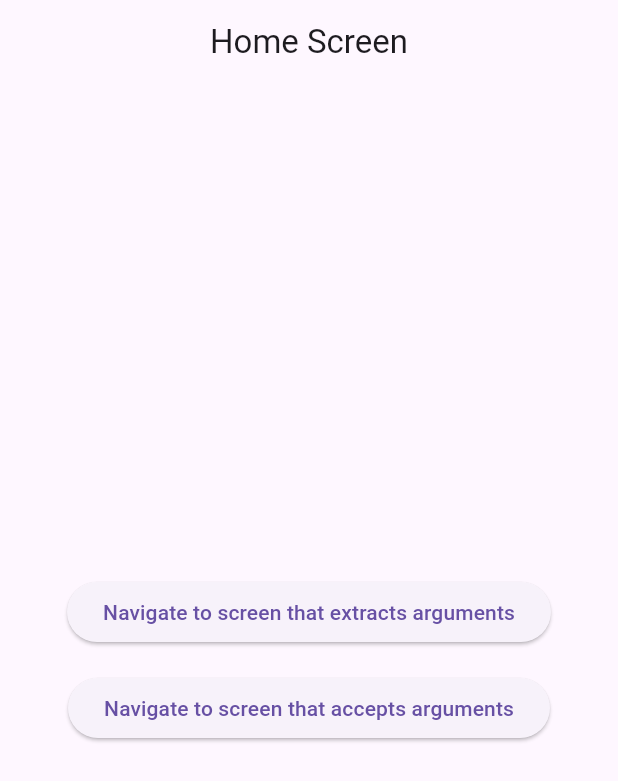
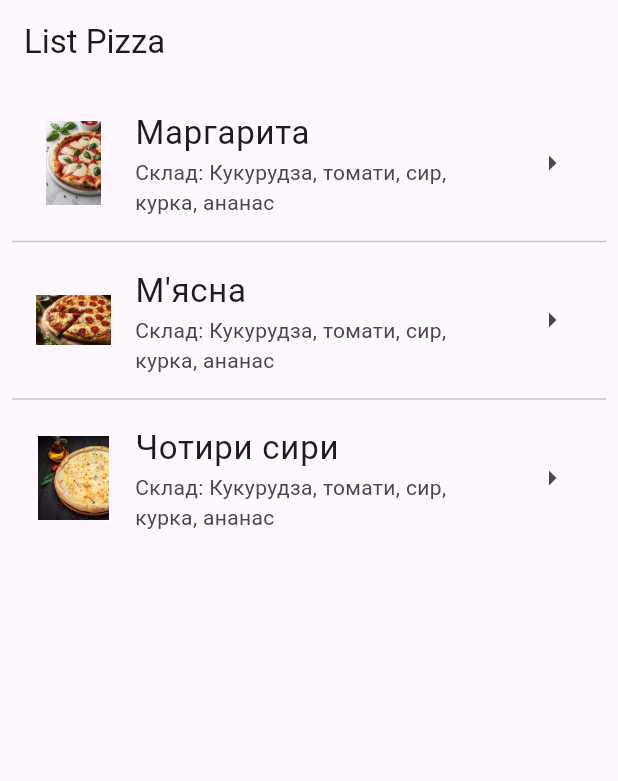
Before and after one commit to oliare/flutter_university, a Flutter app: the screen it shows after launch, on a phone screen of 412 x 824 dp. Shown: the top 781 px of the screen. Run offline on Flutter 3.47's test engine with Material 3 defaults, Android fonts, the phone set to English and light mode, and no system bars.

Commit message:
lab 4(5)

```diff
--- a/flutter_init/lib/main.dart
+++ b/flutter_init/lib/main.dart
@@ -1,131 +1,163 @@
 import 'package:flutter/material.dart';
 
-void main() => runApp(const MyApp());
+class Pizza {
+  final String title;
+  final String description;
+  final String fullDescription;
+  final String url_img;
 
-class ScreenArguments {
-  final String title;
-  final String message;
-
-  ScreenArguments(this.title, this.message);
+  const Pizza(this.title, this.description, this.fullDescription, this.url_img);
 }
 
-class MyApp extends StatelessWidget {
-  const MyApp({super.key});
-
-  @override
-  Widget build(BuildContext context) {
-    return MaterialApp(
-      debugShowCheckedModeBanner: false,
-      title: 'Navigation with Arguments',
-      home: const HomeScreen(),
-      routes: {
-        ExtractArgumentsScreen.routeName: (context) => const ExtractArgumentsScreen(),
-      },
-      onGenerateRoute: (settings) {
-        if (settings.name == PassArgumentsScreen.routeName) {
-          final args = settings.arguments as ScreenArguments;
-          return MaterialPageRoute(
-            builder: (context) => PassArgumentsScreen(
-              title: args.title,
-              message: args.message,
-            ),
-          );
-        }
-        assert(false, 'Need to implement ${settings.name}');
-        return null;
-      },
-    );
-  }
-}
-
-class HomeScreen extends StatelessWidget {
-  const HomeScreen({super.key});
+class PizzaDetail extends StatelessWidget {
+  final Pizza pizzaSelected;
+  const PizzaDetail({super.key, required this.pizzaSelected});
 
   @override
   Widget build(BuildContext context) {
     return Scaffold(
-      appBar: AppBar(title: const Text('Home Screen'), centerTitle: true),
-      body: Center(
+      appBar: AppBar(title: Text(pizzaSelected.title)),
+      body: Padding(
+        padding: const EdgeInsets.all(16.0),
         child: Column(
-          mainAxisAlignment: MainAxisAlignment.center,
+          crossAxisAlignment: CrossAxisAlignment.center,
+          mainAxisAlignment: MainAxisAlignment.start,
           children: [
-            ElevatedButton(
-              onPressed: () {
-                Navigator.pushNamed(
-                  context,
-                  ExtractArgumentsScreen.routeName,
-                  arguments: ScreenArguments(
-                    'Extract Arguments Screen',
-                    'This message is extracted in the build method.',
-                  ),
-                );
-              },
-              child: const Text('Navigate to screen that extracts arguments'),
+            Text(
+              pizzaSelected.title,
+              style: const TextStyle(fontSize: 36, fontWeight: FontWeight.bold, fontFamily: "Nunito"),
             ),
-            const SizedBox(height: 16),
-            ElevatedButton(
-              onPressed: () {
-                Navigator.pushNamed(
-                  context,
-                  PassArgumentsScreen.routeName,
-                  arguments: ScreenArguments(
-                    'Pass Arguments Screen',
-                    'This message is extracted in the onGenerateRoute function.',
-                  ),
-                );
-              },
-              child: const Text('Navigate to screen that accepts arguments'),
+            const SizedBox(height: 10),
+            Image.asset(
+              "assets/images/${pizzaSelected.url_img}",
+              width: 150,
+            ),
+            const SizedBox(height: 10),
+            Text(
+              pizzaSelected.fullDescription,
+              style: const TextStyle(fontSize: 14, fontStyle: FontStyle.italic, fontFamily: "Nunito"),
             ),
           ],
         ),
+      ),
+      floatingActionButton: ElevatedButton(
+        onPressed: () {
+          Navigator.pop(context, pizzaSelected.title);
+        },
+        child: const Icon(Icons.arrow_back),
       ),
     );
   }
 }
 
-class ExtractArgumentsScreen extends StatelessWidget {
-  const ExtractArgumentsScreen({super.key});
-  static const routeName = '/extractArguments';
+final List<Pizza> listReceptionPizza = [
+  Pizza(
+    "Маргарита",
+    "Кукурудза, томати, сир, курка, ананас",
+    "Інгредієнти:\n"
+    "Основа піци: Борошно — 500 г, Дріжджі свіжі — 15 г, Олія — 50 мл, Вода — 320 мл, Сіль за смаком\n\n"
+    "Начинка:\n"
+    "Помідори — 6 шт., Часник — 2 зубчики, Олія — 50 мл, Твердий сир — 250 г, Зелень, Сіль, перець\n\n"
+    "Приготування:\n"
+    "1. Замісити тісто, додати олію та воду, вимішувати до пружності.\n"
+    "2. Накрити серветкою і залишити підходити 1 годину.\n"
+    "3. Розкачати тісто, викласти на присипаний борошном деко.\n"
+    "4. Помідори обдати окропом, зняти шкірку, збити з олією та часником.\n"
+    "5. Намазати соусом тісто, посипати половиною сиру.\n"
+    "6. Викласти помідори кружечками, додати залишок сиру.\n"
+    "7. Випікати при 220°C 15-20 хвилин до золотистої скоринки.",
+    "pizza1.png",
+  ),
+  Pizza(
+    "М'ясна",
+    "Кукурудза, томати, сир, курка, ананас",
+    "Інгредієнти:\n"
+    "Основа піци: Борошно — 500 г, Дріжджі свіжі — 15 г, Вода — 320 мл, Олія — 50 мл, Сіль за смаком\n\n"
+    "Начинка:\n"
+    "Куряче філе — 200 г, Шинка — 100 г, Ковбаса салямі — 50 г, Помідори — 2 шт., Кукурудза — 50 г, Сир твердий — 150 г, Соус томатний — 50 мл, Сіль, перець, зелень\n\n"
+    "Приготування:\n"
+    "1. Приготуйте тісто як для піци Маргарита.\n"
+    "2. Розкачати тісто, викласти на деко.\n"
+    "3. Змастити соусом томатним, посипати сиром.\n"
+    "4. Викласти нарізану курку, шинку, ковбасу, помідори та кукурудзу.\n"
+    "5. Посипати залишком сиру та запікати при 220°C 15-20 хвилин.\n"
+    "6. Подавати гарячою, прикрасивши зеленню.",
+    "pizza2.png",
+  ),
+  Pizza(
+    "Чотири сири",
+    "Кукурудза, томати, сир, курка, ананас",
+    "Інгредієнти:\n"
+    "Основа піци: Борошно — 500 г, Дріжджі свіжі — 15 г, Вода — 320 мл, Олія — 50 мл, Сіль\n\n"
+    "Начинка:\n"
+    "Сир моцарела — 100 г, Сир пармезан — 50 г, Сир чеддер — 50 г, Сир горгонзола — 50 г, Соус вершковий — 50 мл\n\n"
+    "Приготування:\n"
+    "1. Приготуйте тісто, дайте підійти 1 годину.\n"
+    "2. Розкачати тісто та викласти на деко.\n"
+    "3. Змастити вершковим соусом.\n"
+    "4. Посипати всі чотири види сирів рівномірно.\n"
+    "5. Випікати при 220°C 12-15 хвилин до золотистої скоринки.\n"
+    "6. Подавати гарячою, можна додати трохи зелені для прикраси.",
+    "pizza3.png",
+  ),
+];
 
+
+void main() {
+  runApp(MyApp());
+}
+
+class MyApp extends StatelessWidget {
   @override
   Widget build(BuildContext context) {
-    final args = ModalRoute.of(context)!.settings.arguments as ScreenArguments;
-
-    return Scaffold(
-      appBar: AppBar(title: Text(args.title), centerTitle: true),
-      body: Center(
-        child: Text(
-          args.message,
-          style: const TextStyle(fontSize: 18),
-          textAlign: TextAlign.center,
-        ),
+    return MaterialApp(
+      title: 'Flutter Pizza App',
+      debugShowCheckedModeBanner: false,
+      home: Scaffold(
+        appBar: AppBar(title: const Text("List Pizza")),
+        body: ListDinamicPizza(listPizza: listReceptionPizza),
       ),
     );
   }
 }
 
-class PassArgumentsScreen extends StatelessWidget {
-  static const routeName = '/passArguments';
-  final String title;
-  final String message;
-
-  const PassArgumentsScreen({
-    super.key,
-    required this.title,
-    required this.message,
-  });
+class ListDinamicPizza extends StatelessWidget {
+  final List<Pizza> listPizza;
+  const ListDinamicPizza({super.key, required this.listPizza});
 
   @override
   Widget build(BuildContext context) {
-    return Scaffold(
-      appBar: AppBar(title: Text(title), centerTitle: true),
-      body: Center(
-        child: Text(
-          message,
-          style: const TextStyle(fontSize: 18),
-          textAlign: TextAlign.center,
-        ),
-      ),
+    return ListView.separated(
+      padding: const EdgeInsets.all(8),
+      itemCount: listPizza.length,
+      separatorBuilder: (context, index) => const Divider(),
+      itemBuilder: (context, index) {
+        return ListTile(
+          title: Text(listPizza[index].title, style: const TextStyle(fontSize: 22)),
+          leading: Image.asset(
+            "assets/images/${listPizza[index].url_img}",
+            width: 50,
+          ),
+          trailing: const Icon(Icons.arrow_right),
+          subtitle: Text("Склад: ${listPizza[index].description}"),
+          onTap: () async {
+            final result = await Navigator.push(
+              context,
+              MaterialPageRoute(
+                builder: (context) => PizzaDetail(pizzaSelected: listPizza[index]),
+              ),
+            );
+            if (result != null) {
+              ScaffoldMessenger.of(context).showSnackBar(
+                SnackBar(
+                  content: Text('Вибрано піцу: $result'),
+                  duration: const Duration(seconds: 2),
+                ),
+              );
+            }
+          },
+        );
+      },
     );
   }
 }
--- a/flutter_init/pubspec.yaml
+++ b/flutter_init/pubspec.yaml
@@ -83,6 +83,9 @@ flutter:
 
   assets:
     - assets/images/image1.png
+    - assets/images/pizza1.png
+    - assets/images/pizza2.png
+    - assets/images/pizza3.png
 
   fonts:
     - family: Nunito
```
Also changed, not shown: flutter_init/assets/images/pizza1.png (added), flutter_init/assets/images/pizza2.png (added), flutter_init/assets/images/pizza3.png (added).
